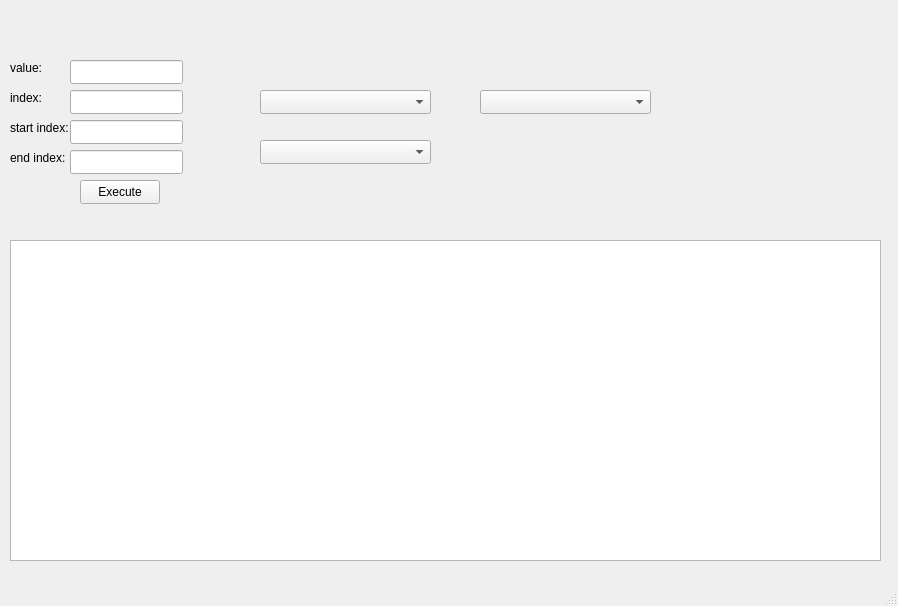
First picture: the form in SequenceGUI/mainwindow.ui, repository DDDDJptichka/lab_sem2, before the edit.
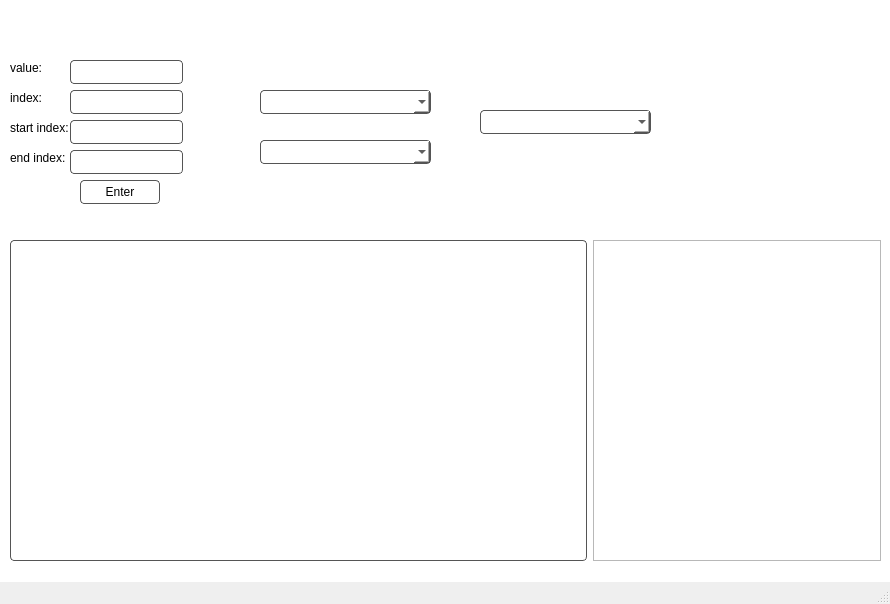
Second picture: the form after the edit.

```diff
--- a/SequenceGUI/mainwindow.ui
+++ b/SequenceGUI/mainwindow.ui
@@ -6,14 +6,65 @@
    <rect>
     <x>0</x>
     <y>0</y>
-    <width>898</width>
-    <height>606</height>
+    <width>890</width>
+    <height>604</height>
    </rect>
   </property>
+  <property name="sizePolicy">
+   <sizepolicy hsizetype="Expanding" vsizetype="Preferred">
+    <horstretch>0</horstretch>
+    <verstretch>0</verstretch>
+   </sizepolicy>
+  </property>
   <property name="windowTitle">
    <string>MainWindow</string>
   </property>
+  <property name="styleSheet">
+   <string notr="true">QComboBox QAbstractItemView {
+    background-color: #2b2b2b;
+    color: #eeeeee;
+    border: 1px solid #444;
+    selection-background-color: #444;
+    selection-color: #ffffff;
+    outline: 0;
+}
+
+QComboBox QAbstractItemView::item {
+    background-color: #2b2b2b;
+}
+
+QComboBox QAbstractItemView::item:selected {
+    background-color: #444;
+}
+QLineEdit, QTextEdit, QComboBox, QPushButton{
+    background-color: #2b2b2b;
+    color: #eeeeee;
+    border: 1px solid #555555; 
+    border-radius: 4px; 
+    padding: 4px;
+}</string>
+  </property>
   <widget class="QWidget" name="centralwidget">
+   <property name="sizePolicy">
+    <sizepolicy hsizetype="Expanding" vsizetype="Preferred">
+     <horstretch>0</horstretch>
+     <verstretch>0</verstretch>
+    </sizepolicy>
+   </property>
+   <property name="styleSheet">
+    <string notr="true">#centralwidget {
+    background-color: white;
+}
+
+QLabel {
+    color: black;
+}
+
+QLineEdit, QComboBox, QTextEdit, QPushButton {
+    background-color: white;
+    color: black;
+}</string>
+   </property>
    <widget class="QLineEdit" name="valueEdit">
     <property name="geometry">
      <rect>
@@ -23,6 +74,12 @@
       <height>24</height>
      </rect>
     </property>
+    <property name="sizePolicy">
+     <sizepolicy hsizetype="Preferred" vsizetype="Preferred">
+      <horstretch>0</horstretch>
+      <verstretch>0</verstretch>
+     </sizepolicy>
+    </property>
     <property name="text">
      <string/>
     </property>
@@ -36,6 +93,12 @@
       <height>24</height>
      </rect>
     </property>
+    <property name="sizePolicy">
+     <sizepolicy hsizetype="Preferred" vsizetype="Preferred">
+      <horstretch>0</horstretch>
+      <verstretch>0</verstretch>
+     </sizepolicy>
+    </property>
     <property name="text">
      <string/>
     </property>
@@ -49,6 +112,12 @@
       <height>24</height>
      </rect>
     </property>
+    <property name="sizePolicy">
+     <sizepolicy hsizetype="Preferred" vsizetype="Preferred">
+      <horstretch>0</horstretch>
+      <verstretch>0</verstretch>
+     </sizepolicy>
+    </property>
     <property name="text">
      <string/>
     </property>
@@ -62,6 +131,12 @@
       <height>24</height>
      </rect>
     </property>
+    <property name="sizePolicy">
+     <sizepolicy hsizetype="Preferred" vsizetype="Preferred">
+      <horstretch>0</horstretch>
+      <verstretch>0</verstretch>
+     </sizepolicy>
+    </property>
     <property name="text">
      <string/>
     </property>
@@ -75,15 +150,11 @@
       <height>24</height>
      </rect>
     </property>
-   </widget>
-   <widget class="QComboBox" name="DataTypeBox">
-    <property name="geometry">
-     <rect>
-      <x>480</x>
-      <y>90</y>
-      <width>171</width>
-      <height>24</height>
-     </rect>
+    <property name="sizePolicy">
+     <sizepolicy hsizetype="Preferred" vsizetype="Preferred">
+      <horstretch>0</horstretch>
+      <verstretch>0</verstretch>
+     </sizepolicy>
     </property>
    </widget>
    <widget class="QComboBox" name="MethodTypeBox">
@@ -95,15 +166,11 @@
       <height>24</height>
      </rect>
     </property>
-   </widget>
-   <widget class="QTextEdit" name="OutputText">
-    <property name="geometry">
-     <rect>
-      <x>10</x>
-      <y>240</y>
-      <width>871</width>
-      <height>321</height>
-     </rect>
+    <property name="sizePolicy">
+     <sizepolicy hsizetype="Preferred" vsizetype="Preferred">
+      <horstretch>0</horstretch>
+      <verstretch>0</verstretch>
+     </sizepolicy>
     </property>
    </widget>
    <widget class="QLabel" name="label">
@@ -141,6 +208,12 @@
       <height>16</height>
      </rect>
     </property>
+    <property name="sizePolicy">
+     <sizepolicy hsizetype="Preferred" vsizetype="Preferred">
+      <horstretch>0</horstretch>
+      <verstretch>0</verstretch>
+     </sizepolicy>
+    </property>
     <property name="text">
      <string>start index:</string>
     </property>
@@ -154,6 +227,12 @@
       <height>16</height>
      </rect>
     </property>
+    <property name="sizePolicy">
+     <sizepolicy hsizetype="Preferred" vsizetype="Preferred">
+      <horstretch>0</horstretch>
+      <verstretch>0</verstretch>
+     </sizepolicy>
+    </property>
     <property name="text">
      <string>end index:</string>
     </property>
@@ -167,8 +246,65 @@
       <height>24</height>
      </rect>
     </property>
+    <property name="sizePolicy">
+     <sizepolicy hsizetype="Preferred" vsizetype="Preferred">
+      <horstretch>0</horstretch>
+      <verstretch>0</verstretch>
+     </sizepolicy>
+    </property>
     <property name="text">
-     <string>Execute</string>
+     <string>Enter</string>
+    </property>
+   </widget>
+   <widget class="QWidget" name="">
+    <property name="geometry">
+     <rect>
+      <x>10</x>
+      <y>240</y>
+      <width>871</width>
+      <height>321</height>
+     </rect>
+    </property>
+    <layout class="QHBoxLayout" name="horizontalLayout" stretch="2,1">
+     <item>
+      <widget class="QTextEdit" name="OutputText">
+       <property name="sizePolicy">
+        <sizepolicy hsizetype="Expanding" vsizetype="Expanding">
+         <horstretch>0</horstretch>
+         <verstretch>0</verstretch>
+        </sizepolicy>
+       </property>
+      </widget>
+     </item>
+     <item>
+      <widget class="QListWidget" name="historyList">
+       <property name="sizePolicy">
+        <sizepolicy hsizetype="Expanding" vsizetype="Expanding">
+         <horstretch>0</horstretch>
+         <verstretch>0</verstretch>
+        </sizepolicy>
+       </property>
+       <property name="styleSheet">
+        <string notr="true"/>
+       </property>
+      </widget>
+     </item>
+    </layout>
+   </widget>
+   <widget class="QComboBox" name="DataTypeBox">
+    <property name="geometry">
+     <rect>
+      <x>480</x>
+      <y>110</y>
+      <width>171</width>
+      <height>24</height>
+     </rect>
+    </property>
+    <property name="sizePolicy">
+     <sizepolicy hsizetype="Preferred" vsizetype="Preferred">
+      <horstretch>0</horstretch>
+      <verstretch>0</verstretch>
+     </sizepolicy>
     </property>
    </widget>
   </widget>
```
Left out of the diff: 14 changed lines with no effect on the pictures.
